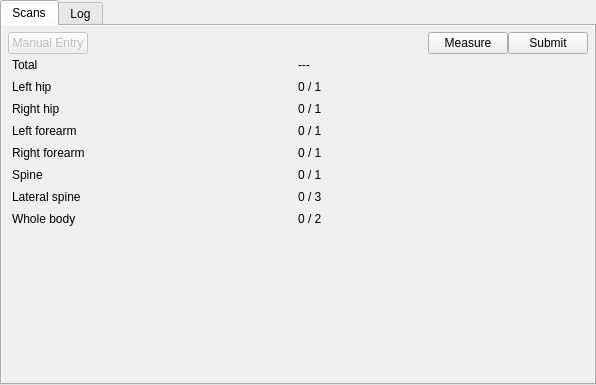
CLSA/cypress, file dcs/client/ui/dxa_scans.ui: the form before one commit.
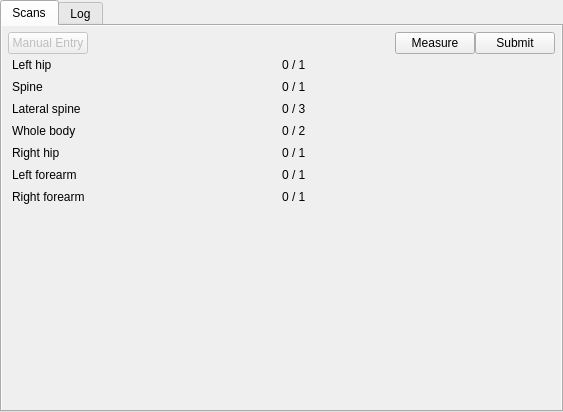
The form after the commit.

Diff of the .ui file:
```diff
--- a/dcs/client/ui/dxa_scans.ui
+++ b/dcs/client/ui/dxa_scans.ui
@@ -6,8 +6,8 @@
    <rect>
     <x>0</x>
     <y>0</y>
-    <width>596</width>
-    <height>385</height>
+    <width>563</width>
+    <height>412</height>
    </rect>
   </property>
   <property name="windowTitle">
@@ -47,7 +47,7 @@
       <attribute name="title">
        <string>Scans</string>
       </attribute>
-      <layout class="QVBoxLayout" name="verticalLayout_10" stretch="0,0,0,0,0,0,0,0,0,0">
+      <layout class="QVBoxLayout" name="verticalLayout_10" stretch="0,0,0,0,0,0,0,0,0">
        <property name="spacing">
         <number>0</number>
        </property>
@@ -104,45 +104,6 @@
          </item>
         </layout>
        </item>
-       <item>
-        <layout class="QHBoxLayout" name="total">
-         <property name="leftMargin">
-          <number>4</number>
-         </property>
-         <property name="topMargin">
-          <number>4</number>
-         </property>
-         <property name="rightMargin">
-          <number>4</number>
-         </property>
-         <property name="bottomMargin">
-          <number>4</number>
-         </property>
-         <item>
-          <widget class="QLabel" name="scans_received_label">
-           <property name="text">
-            <string>Total</string>
-           </property>
-           <property name="margin">
-            <number>4</number>
-           </property>
-          </widget>
-         </item>
-         <item>
-          <widget class="QLabel" name="scans_received_value">
-           <property name="text">
-            <string>---</string>
-           </property>
-           <property name="alignment">
-            <set>Qt::AlignmentFlag::AlignLeading|Qt::AlignmentFlag::AlignLeft|Qt::AlignmentFlag::AlignVCenter</set>
-           </property>
-           <property name="margin">
-            <number>4</number>
-           </property>
-          </widget>
-         </item>
-        </layout>
-       </item>
        <item>
         <layout class="QHBoxLayout" name="left_hip" stretch="0,0">
          <property name="leftMargin">
@@ -179,114 +140,6 @@
          </item>
         </layout>
        </item>
-       <item>
-        <layout class="QHBoxLayout" name="right_hip">
-         <property name="leftMargin">
-          <number>4</number>
-         </property>
-         <property name="topMargin">
-          <number>4</number>
-         </property>
-         <property name="rightMargin">
-          <number>4</number>
-         </property>
-         <property name="bottomMargin">
-          <number>4</number>
-         </property>
-         <item>
-          <widget class="QLabel" name="right_hip_label">
-           <property name="text">
-            <string>Right hip</string>
-           </property>
-           <property name="margin">
-            <number>4</number>
-           </property>
-          </widget>
-         </item>
-         <item>
-          <widget class="QLabel" name="right_hip_value">
-           <property name="text">
-            <string>0 / 1</string>
-           </property>
-           <property name="margin">
-            <number>4</number>
-           </property>
-          </widget>
-         </item>
-        </layout>
-       </item>
-       <item>
-        <layout class="QHBoxLayout" name="horizontalLayout_2">
-         <property name="leftMargin">
-          <number>4</number>
-         </property>
-         <property name="topMargin">
-          <number>4</number>
-         </property>
-         <property name="rightMargin">
-          <number>4</number>
-         </property>
-         <property name="bottomMargin">
-          <number>4</number>
-         </property>
-         <item>
-          <widget class="QLabel" name="left_forearm_label">
-           <property name="text">
-            <string>Left forearm</string>
-           </property>
-           <property name="margin">
-            <number>4</number>
-           </property>
-          </widget>
-         </item>
-         <item>
-          <widget class="QLabel" name="left_forearm_value">
-           <property name="text">
-            <string>0 / 1</string>
-           </property>
-           <property name="margin">
-            <number>4</number>
-           </property>
-          </widget>
-         </item>
-        </layout>
-       </item>
-       <item>
-        <layout class="QHBoxLayout" name="right_forearm">
-         <property name="leftMargin">
-          <number>4</number>
-         </property>
-         <property name="topMargin">
-          <number>4</number>
-         </property>
-         <property name="rightMargin">
-          <number>4</number>
-         </property>
-         <property name="bottomMargin">
-          <number>4</number>
-         </property>
-         <item>
-          <widget class="QLabel" name="right_forearm_label">
-           <property name="text">
-            <string>Right forearm</string>
-           </property>
-           <property name="margin">
-            <number>4</number>
-           </property>
-          </widget>
-         </item>
-         <item>
-          <widget class="QLabel" name="right_forearm_value">
-           <property name="text">
-            <string>0 / 1</string>
-           </property>
-           <property name="margin">
-            <number>4</number>
-           </property>
-          </widget>
-         </item>
-        </layout>
-       </item>
        <item>
         <layout class="QHBoxLayout" name="spine">
          <property name="leftMargin">
@@ -395,6 +248,114 @@
          </item>
         </layout>
        </item>
+       <item>
+        <layout class="QHBoxLayout" name="right_hip">
+         <property name="leftMargin">
+          <number>4</number>
+         </property>
+         <property name="topMargin">
+          <number>4</number>
+         </property>
+         <property name="rightMargin">
+          <number>4</number>
+         </property>
+         <property name="bottomMargin">
+          <number>4</number>
+         </property>
+         <item>
+          <widget class="QLabel" name="right_hip_label">
+           <property name="text">
+            <string>Right hip</string>
+           </property>
+           <property name="margin">
+            <number>4</number>
+           </property>
+          </widget>
+         </item>
+         <item>
+          <widget class="QLabel" name="right_hip_value">
+           <property name="text">
+            <string>0 / 1</string>
+           </property>
+           <property name="margin">
+            <number>4</number>
+           </property>
+          </widget>
+         </item>
+        </layout>
+       </item>
+       <item>
+        <layout class="QHBoxLayout" name="horizontalLayout_2">
+         <property name="leftMargin">
+          <number>4</number>
+         </property>
+         <property name="topMargin">
+          <number>4</number>
+         </property>
+         <property name="rightMargin">
+          <number>4</number>
+         </property>
+         <property name="bottomMargin">
+          <number>4</number>
+         </property>
+         <item>
+          <widget class="QLabel" name="left_forearm_label">
+           <property name="text">
+            <string>Left forearm</string>
+           </property>
+           <property name="margin">
+            <number>4</number>
+           </property>
+          </widget>
+         </item>
+         <item>
+          <widget class="QLabel" name="left_forearm_value">
+           <property name="text">
+            <string>0 / 1</string>
+           </property>
+           <property name="margin">
+            <number>4</number>
+           </property>
+          </widget>
+         </item>
+        </layout>
+       </item>
+       <item>
+        <layout class="QHBoxLayout" name="right_forearm">
+         <property name="leftMargin">
+          <number>4</number>
+         </property>
+         <property name="topMargin">
+          <number>4</number>
+         </property>
+         <property name="rightMargin">
+          <number>4</number>
+         </property>
+         <property name="bottomMargin">
+          <number>4</number>
+         </property>
+         <item>
+          <widget class="QLabel" name="right_forearm_label">
+           <property name="text">
+            <string>Right forearm</string>
+           </property>
+           <property name="margin">
+            <number>4</number>
+           </property>
+          </widget>
+         </item>
+         <item>
+          <widget class="QLabel" name="right_forearm_value">
+           <property name="text">
+            <string>0 / 1</string>
+           </property>
+           <property name="margin">
+            <number>4</number>
+           </property>
+          </widget>
+         </item>
+        </layout>
+       </item>
        <item>
         <spacer name="verticalSpacer">
          <property name="orientation">
```
